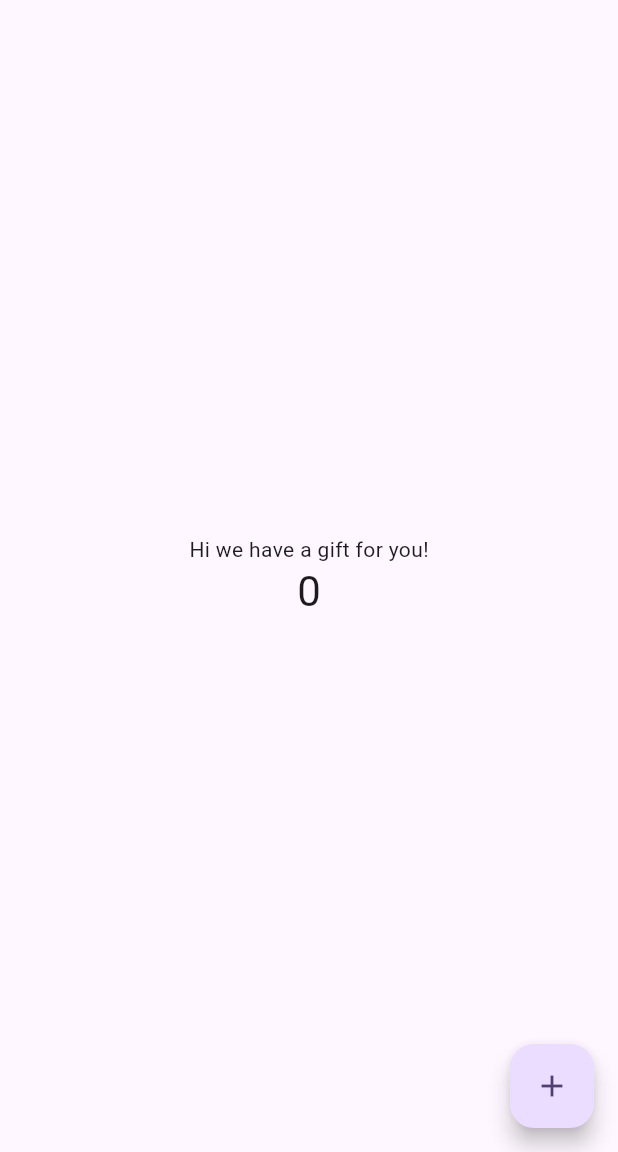
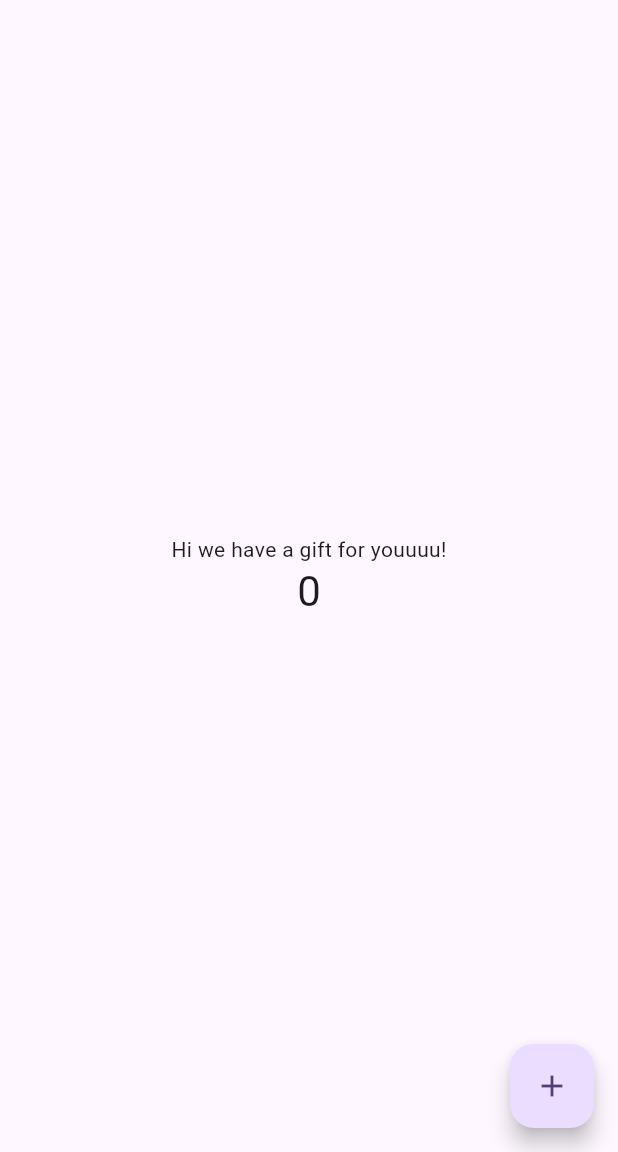
Before and after one commit to N-i-ke/flutter-todo, a Flutter app: the screen it shows after launch, on a phone screen of 412 x 824 dp, the part 84-1236 px from its top. Run offline on Flutter 3.47's test engine with Material 3 defaults, Android fonts, the phone set to English and light mode, and no system bars.

Commit message:
feat: hotreload check

```diff
--- a/lib/main.dart
+++ b/lib/main.dart
@@ -106,7 +106,7 @@ class _MyHomePageState extends State<MyHomePage> {
           mainAxisAlignment: MainAxisAlignment.center,
           children: <Widget>[
             const Text(
-              'Hi we have a gift for you!',
+              'Hi we have a gift for youuuu!',
             ),
             Text(
               '$_counter',
```
